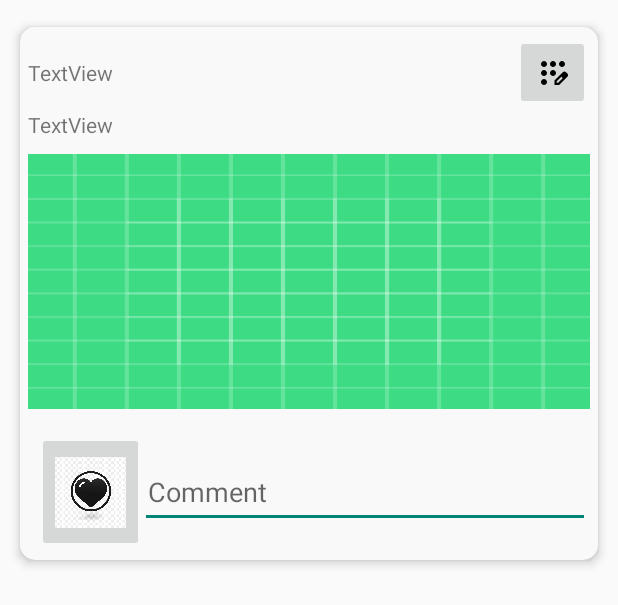
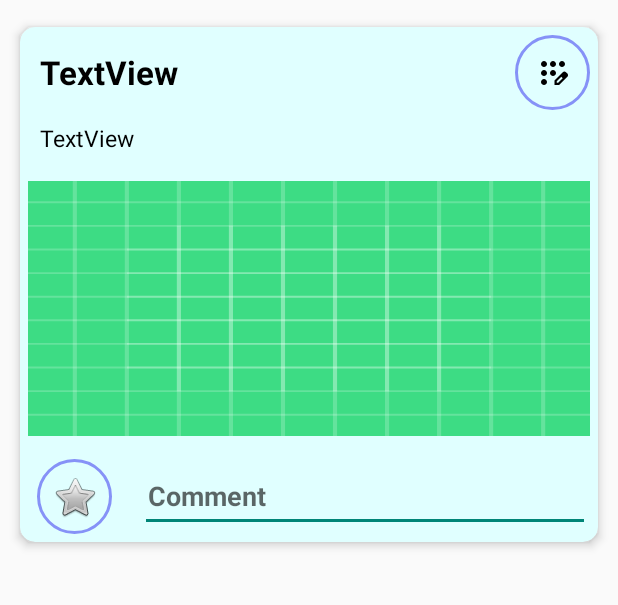
Before and after one commit to Yashpreet-Singh/Final-Project-Destinate, an Android app: the layout recycler_view_post.xml on its own in the app's theme, with its tools: preview values and no code run, on a phone screen of 412 x 824 dp. Shown: the top 605 px of the screen. Run offline under Robolectric (Android 15) with nearby library versions, the light colour scheme and no system bars.

Commit message:
addded things to to , profile picture on create account, some ui updates

```diff
--- a/app/src/main/java/com/example/finalprojectdestinate/LocationData.kt
+++ b/app/src/main/java/com/example/finalprojectdestinate/LocationData.kt
@@ -128,7 +128,7 @@ val locationData = """
                 {
                     "firstname": "Yash",
                     "lastname": "Singh",
-                    "username" : "yp",
+                    "username" : "ypsingh",
                     "profile_img": [],
                     "passsword": "xyz",
                     "title"    : "I didn't enjoy the place",
@@ -137,7 +137,7 @@ val locationData = """
                 {
                     "firstname": "Tabish",
                     "lastname": "Khan",
-                    "username" : "tb",
+                    "username" : "tabish",
                     "profile_img": [],
                     "passsword": "xyz",
                     "title"    : "I enjoyed the place",
--- a/app/src/main/java/com/example/finalprojectdestinate/MainActivity.kt
+++ b/app/src/main/java/com/example/finalprojectdestinate/MainActivity.kt
@@ -53,6 +53,11 @@ class MainActivity : AppCompatActivity(), NavigationView.OnNavigationItemSelecte
         //supportActionBar?.setDisplayHomeAsUpEnabled(true)//activating toolbar
         val toolbar = findViewById<Toolbar>(R.id.toolbar)
         setSupportActionBar(toolbar)
+
+        //supportActionBar?.setLogo(R.drawable.destinate1)
+        supportActionBar?.title="Destinate"
+
+
 
 
         drawerlayout = findViewById(R.id.drawer_layout)
--- /dev/null
+++ b/app/src/main/res/drawable/baseline_account_box_24.xml
@@ -0,0 +1,5 @@
+<vector android:height="24dp" android:tint="#000000"
+    android:viewportHeight="24" android:viewportWidth="24"
+    android:width="24dp" xmlns:android="http://schemas.android.com/apk/res/android">
+    <path android:fillColor="@android:color/white" android:pathData="M19,3H5C3.9,3 3,3.9 3,5v14c0,1.1 0.9,2 2,2h14c1.1,0 2,-0.9 2,-2V5C21,3.9 20.1,3 19,3zM12,6c1.93,0 3.5,1.57 3.5,3.5c0,1.93 -1.57,3.5 -3.5,3.5s-3.5,-1.57 -3.5,-3.5C8.5,7.57 10.07,6 12,6zM19,19H5v-0.23c0,-0.62 0.28,-1.2 0.76,-1.58C7.47,15.82 9.64,15 12,15s4.53,0.82 6.24,2.19c0.48,0.38 0.76,0.97 0.76,1.58V19z"/>
+</vector>
--- /dev/null
+++ b/app/src/main/res/drawable/baseline_add_ic_call_24.xml
@@ -0,0 +1,5 @@
+<vector android:height="24dp" android:tint="#000000"
+    android:viewportHeight="24" android:viewportWidth="24"
+    android:width="24dp" xmlns:android="http://schemas.android.com/apk/res/android">
+    <path android:fillColor="@android:color/white" android:pathData="M20,15.5c-1.25,0 -2.45,-0.2 -3.57,-0.57 -0.35,-0.11 -0.74,-0.03 -1.02,0.24l-2.2,2.2c-2.83,-1.44 -5.15,-3.75 -6.59,-6.59l2.2,-2.21c0.28,-0.26 0.36,-0.65 0.25,-1C8.7,6.45 8.5,5.25 8.5,4c0,-0.55 -0.45,-1 -1,-1H4c-0.55,0 -1,0.45 -1,1 0,9.39 7.61,17 17,17 0.55,0 1,-0.45 1,-1v-3.5c0,-0.55 -0.45,-1 -1,-1zM21,6h-3V3h-2v3h-3v2h3v3h2V8h3z"/>
+</vector>
--- a/app/src/main/res/layout/activity_login_page.xml
+++ b/app/src/main/res/layout/activity_login_page.xml
@@ -9,11 +9,12 @@
     <ImageView
         android:id="@+id/logoImageView"
         android:layout_width="wrap_content"
+        android:layout_height="400dp"
         android:orientation="vertical"
-        android:layout_height="400dp"
         android:scaleType="fitCenter"
         android:src="@drawable/destinate1"
         app:layout_constraintEnd_toEndOf="parent"
+        app:layout_constraintHorizontal_bias="0.0"
         app:layout_constraintStart_toStartOf="parent"
         app:layout_constraintTop_toTopOf="parent" />
 
--- a/app/src/main/res/layout/activity_main.xml
+++ b/app/src/main/res/layout/activity_main.xml
@@ -22,7 +22,7 @@
             <androidx.appcompat.widget.Toolbar
                 android:id="@+id/toolbar"
                 android:layout_width="match_parent"
-                android:layout_height="wrap_content"
+                android:layout_height="50dp"
                 android:background="#ADD8E6"
                 app:titleTextColor="@color/white"
 
--- a/app/src/main/res/layout/navi_header.xml
+++ b/app/src/main/res/layout/navi_header.xml
@@ -6,10 +6,11 @@
     xmlns:app="http://schemas.android.com/apk/res-auto"
     android:gravity="bottom"
     android:orientation="vertical"
-    android:background="@drawable/ic_launcher_background"
+    android:background="@drawable/img"
 
     android:padding="20dp"
-    android:theme="@style/ThemeOverlay.AppCompat.Dark">
+    android:theme="@style/ThemeOverlay.AppCompat.Dark"
+    >
 
     <com.mikhaellopez.circularimageview.CircularImageView
         android:layout_width="100dp"
--- a/app/src/main/res/layout/recycler_view_post.xml
+++ b/app/src/main/res/layout/recycler_view_post.xml
@@ -10,7 +10,7 @@
     app:contentPadding="5dp"
     app:cardMaxElevation="10dp"
     app:cardUseCompatPadding="true"
-    app:cardBackgroundColor="#f9f9f9"
+    app:cardBackgroundColor="@color/lightcyan"
     android:background="@drawable/cardview_border">
 
     <RelativeLayout
@@ -19,9 +19,10 @@
 
         <FrameLayout
             android:layout_width="match_parent"
-            android:layout_height="wrap_content"
+            android:layout_height="50dp"
             android:layout_alignParentTop="true"
             android:id="@+id/frame_name">
+
 
 
 
@@ -31,14 +32,17 @@
                 android:layout_height="wrap_content"
 
                 android:layout_gravity="start|center_vertical"
-                android:text="TextView" />
+                android:text="TextView"
+                style="@style/Heading1"/>
 
             <ImageButton
                 android:id="@+id/delete"
                 android:layout_width="50dp"
                 android:layout_height="50dp"
                 android:layout_gravity="end"
+                android:background="@drawable/cardview_border"
                 android:contentDescription="@string/close_nav"
+
                 android:src="@drawable/outline_app_registration_24" />
 
 
@@ -56,7 +60,8 @@
                 android:id="@+id/description"
                 android:layout_width="match_parent"
                 android:layout_height="wrap_content"
-                android:text="TextView" />
+                android:text="TextView"
+                style="@style/NormalText"/>
 
         </FrameLayout>
 
@@ -76,22 +81,23 @@
             android:layout_below="@+id/user_pic">
 
 
+
             <ImageButton
                 android:id="@+id/likebutton"
-                android:layout_width="71dp"
-                android:layout_height="80dp"
+                android:layout_width="50dp"
+                android:layout_height="50dp"
                 android:layout_gravity="start|center_vertical"
                 android:layout_marginStart="6dp"
+                android:background="@drawable/cardview_border"
                 android:contentDescription="@string/app_name"
-                android:scaleType="fitCenter"
-                android:src="@drawable/likebutton" />
+                android:src="@android:drawable/btn_star" />
 
             <EditText
                 android:layout_width="300dp"
                 android:layout_height="48dp"
 
                 android:hint="Comment"
-
+                android:textStyle="bold"
                 android:padding="5dp"
                 android:layout_marginStart="3dp"
                 android:gravity="start|center_vertical"
--- a/app/src/main/res/menu/nav_menu.xml
+++ b/app/src/main/res/menu/nav_menu.xml
@@ -3,12 +3,12 @@
     <group android:checkableBehavior="single">
         <item
             android:id="@+id/action1"
-
+            android:icon="@drawable/baseline_account_box_24"
             android:title="My Account"
             />
         <item
             android:id="@+id/action2"
-
+            android:icon="@drawable/baseline_add_ic_call_24"
             android:title="Support" />
 
     </group>
```
Also changed, not shown: app/src/main/res/drawable/img.png (added). Lines whose indentation alone changed are shown as unchanged.
